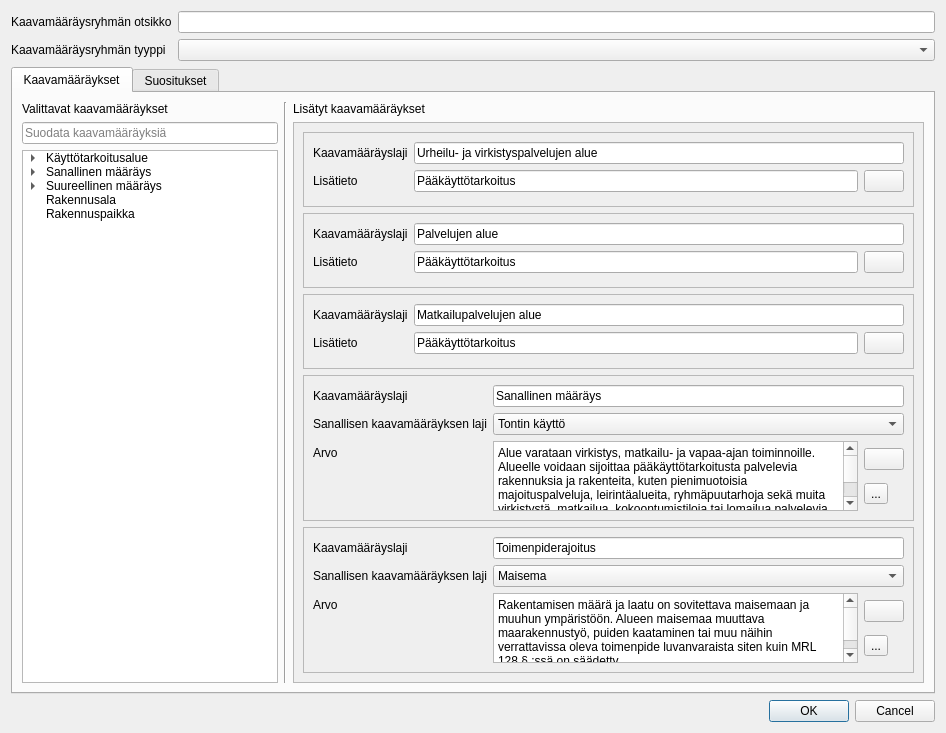
Before: the Qt Designer form arho_feature_template/gui/create_plan_regulation_group_form.ui in GispoCoding/arho-qgis-plugin, drawn with Qt 5.
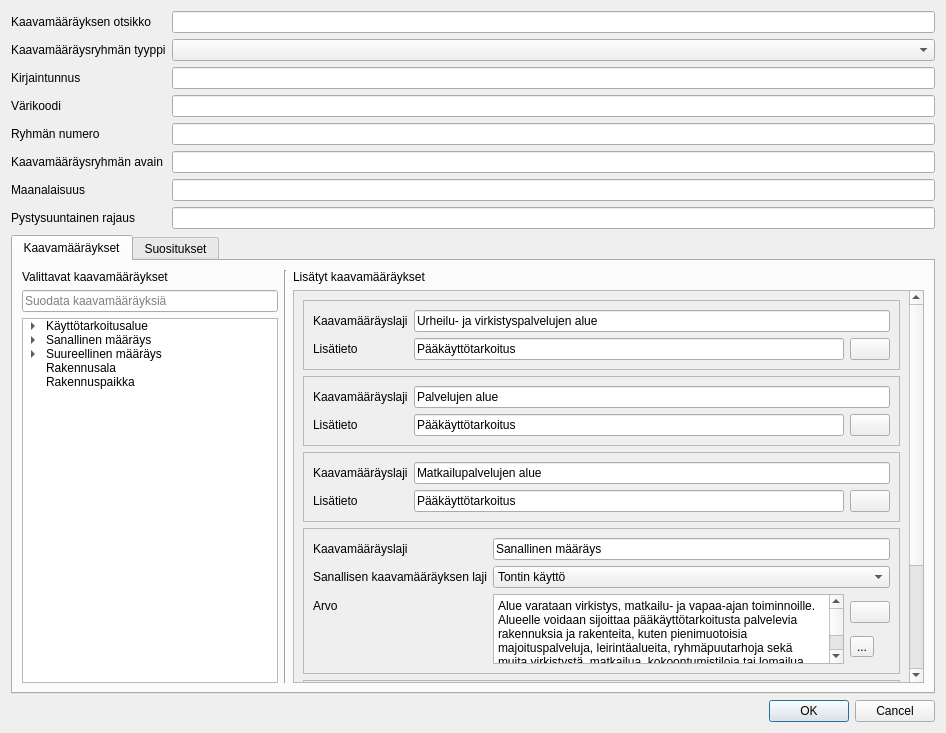
After: the same form once the commit is applied. Icons and pictures are not drawn. Custom widgets are drawn as their Qt base class.

Commit message: add fields to plan regulation group form

Patch:
```diff
--- a/arho_feature_template/gui/create_plan_regulation_group_form.ui
+++ b/arho_feature_template/gui/create_plan_regulation_group_form.ui
@@ -25,7 +25,7 @@
      <item row="0" column="0">
       <widget class="QLabel" name="label_2">
        <property name="text">
-        <string>Kaavamääräysryhmän otsikko</string>
+        <string>Kaavamääräyksen otsikko</string>
        </property>
       </widget>
      </item>
@@ -42,6 +42,66 @@
      <item row="1" column="1">
       <widget class="QComboBox" name="comboBox"/>
      </item>
+     <item row="2" column="0">
+      <widget class="QLabel" name="label_18">
+       <property name="text">
+        <string>Kirjaintunnus</string>
+       </property>
+      </widget>
+     </item>
+     <item row="2" column="1">
+      <widget class="QLineEdit" name="lineEdit_5"/>
+     </item>
+     <item row="3" column="0">
+      <widget class="QLabel" name="label_17">
+       <property name="text">
+        <string>Värikoodi</string>
+       </property>
+      </widget>
+     </item>
+     <item row="3" column="1">
+      <widget class="QLineEdit" name="lineEdit_3"/>
+     </item>
+     <item row="4" column="0">
+      <widget class="QLabel" name="label_21">
+       <property name="text">
+        <string>Ryhmän numero</string>
+       </property>
+      </widget>
+     </item>
+     <item row="4" column="1">
+      <widget class="QLineEdit" name="lineEdit_14"/>
+     </item>
+     <item row="5" column="0">
+      <widget class="QLabel" name="label_20">
+       <property name="text">
+        <string>Kaavamääräysryhmän avain</string>
+       </property>
+      </widget>
+     </item>
+     <item row="5" column="1">
+      <widget class="QLineEdit" name="lineEdit_13"/>
+     </item>
+     <item row="6" column="0">
+      <widget class="QLabel" name="label_19">
+       <property name="text">
+        <string>Maanalaisuus</string>
+       </property>
+      </widget>
+     </item>
+     <item row="6" column="1">
+      <widget class="QLineEdit" name="lineEdit_12"/>
+     </item>
+     <item row="7" column="1">
+      <widget class="QLineEdit" name="lineEdit_15"/>
+     </item>
+     <item row="7" column="0">
+      <widget class="QLabel" name="label_22">
+       <property name="text">
+        <string>Pystysuuntainen rajaus</string>
+       </property>
+      </widget>
+     </item>
     </layout>
    </item>
    <item>
```
